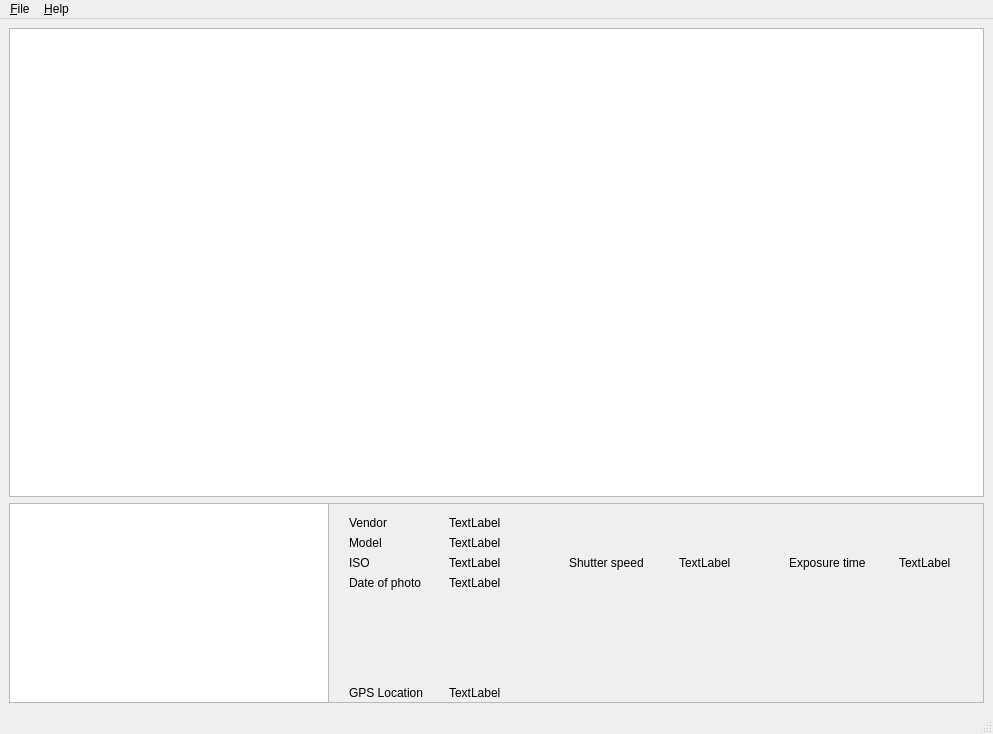
Before: the Qt Designer form src/gui/mainwindow.ui in henengr/ExifViewer, drawn with Qt 5.
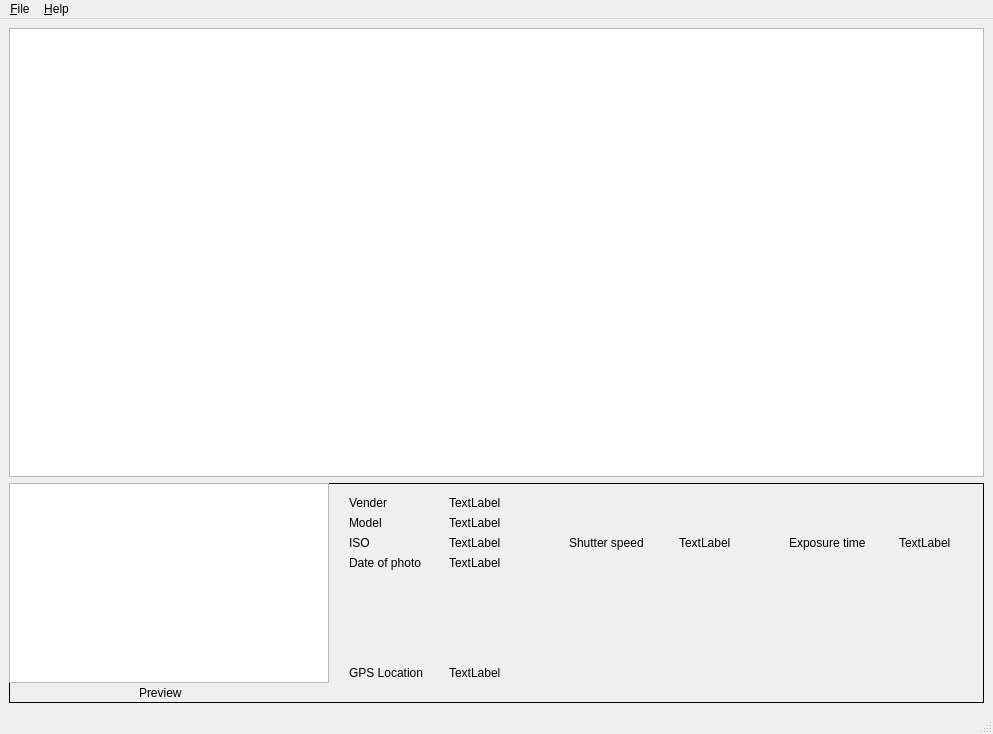
After: the same form once the commit is applied.

Commit message: Fixed layouts and a typo on the GUI Form.

Patch:
```diff
--- a/src/gui/mainwindow.ui
+++ b/src/gui/mainwindow.ui
@@ -33,14 +33,14 @@
       <property name="minimumSize">
        <size>
         <width>0</width>
-        <height>200</height>
+        <height>220</height>
        </size>
       </property>
       <property name="frameShape">
-       <enum>QFrame::Shape::StyledPanel</enum>
+       <enum>QFrame::Shape::Panel</enum>
       </property>
       <property name="frameShadow">
-       <enum>QFrame::Shadow::Raised</enum>
+       <enum>QFrame::Shadow::Plain</enum>
       </property>
       <widget class="QGraphicsView" name="graphicsView">
        <property name="geometry">
@@ -94,7 +94,7 @@
         </rect>
        </property>
        <property name="text">
-        <string>Vendor</string>
+        <string>Vender</string>
        </property>
       </widget>
       <widget class="QLabel" name="labelVendor">
@@ -240,6 +240,19 @@
         <string>TextLabel</string>
        </property>
       </widget>
+      <widget class="QLabel" name="label_7">
+       <property name="geometry">
+        <rect>
+         <x>130</x>
+         <y>200</y>
+         <width>62</width>
+         <height>20</height>
+        </rect>
+       </property>
+       <property name="text">
+        <string>Preview</string>
+       </property>
+      </widget>
      </widget>
     </item>
    </layout>
```
